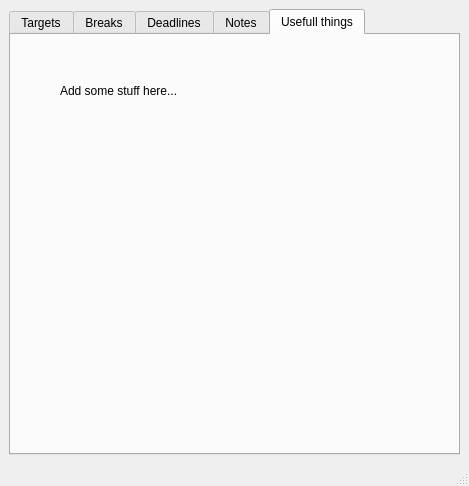
Old version of the form MainWindow.ui in the repository z-dodson/productivity-app.
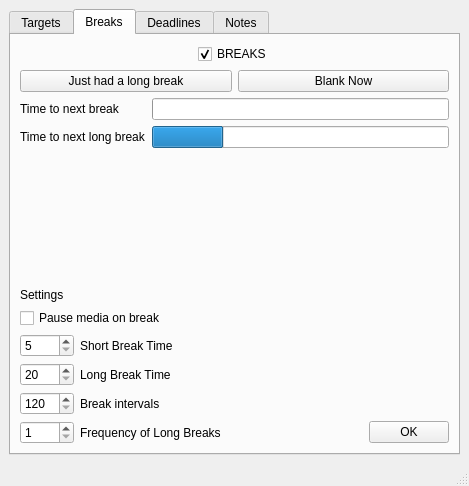
New version of the form. The open tabs and pages were chosen to show the change.

Commit message:
Added Pause Media feature
I added an option to pause the media when the screen blacks (+ a few other small tweaks)

```diff
--- a/MainWindow.ui
+++ b/MainWindow.ui
@@ -235,77 +235,20 @@
         <item>
          <widget class="QLabel" name="label_2">
           <property name="text">
-           <string>EDIT SETTINGS</string>
+           <string>Settings</string>
+          </property>
+         </widget>
+        </item>
+        <item>
+         <widget class="QCheckBox" name="pauseMedia_checkBox">
+          <property name="text">
+           <string>Pause media on break</string>
           </property>
          </widget>
         </item>
         <item>
          <layout class="QGridLayout" name="gridLayout">
-          <item row="0" column="1">
-           <widget class="QLabel" name="label_4">
-            <property name="text">
-             <string>Short Break Time</string>
-            </property>
-           </widget>
-          </item>
-          <item row="0" column="0">
-           <widget class="QSpinBox" name="shortBreak_spinBox">
-            <property name="minimum">
-             <number>5</number>
-            </property>
-            <property name="maximum">
-             <number>30</number>
-            </property>
-           </widget>
-          </item>
-          <item row="2" column="1">
-           <widget class="QLabel" name="label_6">
-            <property name="text">
-             <string>Break intervals</string>
-            </property>
-           </widget>
-          </item>
-          <item row="3" column="0">
-           <widget class="QSpinBox" name="longBreakFrquency_spinBox">
-            <property name="minimum">
-             <number>1</number>
-            </property>
-            <property name="maximum">
-             <number>100</number>
-            </property>
-           </widget>
-          </item>
-          <item row="0" column="2">
-           <spacer name="horizontalSpacer">
-            <property name="orientation">
-             <enum>Qt::Horizontal</enum>
-            </property>
-            <property name="sizeHint" stdset="0">
-             <size>
-              <width>40</width>
-              <height>20</height>
-             </size>
-            </property>
-           </spacer>
-          </item>
           <item row="2" column="0">
-           <widget class="QSpinBox" name="breakInterval_spinBox">
-            <property name="minimum">
-             <number>120</number>
-            </property>
-            <property name="maximum">
-             <number>1800</number>
-            </property>
-           </widget>
-          </item>
-          <item row="1" column="1">
-           <widget class="QLabel" name="label_5">
-            <property name="text">
-             <string>Long Break Time</string>
-            </property>
-           </widget>
-          </item>
-          <item row="1" column="0">
            <widget class="QSpinBox" name="longBreak_spinBox">
             <property name="minimum">
              <number>20</number>
@@ -315,14 +258,30 @@
             </property>
            </widget>
           </item>
-          <item row="3" column="1">
-           <widget class="QLabel" name="label_7">
-            <property name="text">
-             <string>Frequency of Long Breaks</string>
+          <item row="1" column="2">
+           <spacer name="horizontalSpacer">
+            <property name="orientation">
+             <enum>Qt::Horizontal</enum>
+            </property>
+            <property name="sizeHint" stdset="0">
+             <size>
+              <width>40</width>
+              <height>20</height>
+             </size>
+            </property>
+           </spacer>
+          </item>
+          <item row="4" column="0">
+           <widget class="QSpinBox" name="longBreakFrquency_spinBox">
+            <property name="minimum">
+             <number>1</number>
+            </property>
+            <property name="maximum">
+             <number>100</number>
             </property>
            </widget>
           </item>
-          <item row="3" column="2">
+          <item row="4" column="2">
            <layout class="QHBoxLayout" name="horizontalLayout_2">
             <item>
              <spacer name="horizontalSpacer_2">
@@ -346,6 +305,54 @@
             </item>
            </layout>
           </item>
+          <item row="4" column="1">
+           <widget class="QLabel" name="label_7">
+            <property name="text">
+             <string>Frequency of Long Breaks</string>
+            </property>
+           </widget>
+          </item>
+          <item row="3" column="0">
+           <widget class="QSpinBox" name="breakInterval_spinBox">
+            <property name="minimum">
+             <number>120</number>
+            </property>
+            <property name="maximum">
+             <number>1800</number>
+            </property>
+           </widget>
+          </item>
+          <item row="3" column="1">
+           <widget class="QLabel" name="label_6">
+            <property name="text">
+             <string>Break intervals</string>
+            </property>
+           </widget>
+          </item>
+          <item row="1" column="0">
+           <widget class="QSpinBox" name="shortBreak_spinBox">
+            <property name="minimum">
+             <number>5</number>
+            </property>
+            <property name="maximum">
+             <number>30</number>
+            </property>
+           </widget>
+          </item>
+          <item row="2" column="1">
+           <widget class="QLabel" name="label_5">
+            <property name="text">
+             <string>Long Break Time</string>
+            </property>
+           </widget>
+          </item>
+          <item row="1" column="1">
+           <widget class="QLabel" name="label_4">
+            <property name="text">
+             <string>Short Break Time</string>
+            </property>
+           </widget>
+          </item>
          </layout>
         </item>
        </layout>
@@ -469,89 +476,6 @@
         </item>
        </layout>
       </widget>
-      <widget class="QWidget" name="usefulltab">
-       <attribute name="title">
-        <string>Usefull things</string>
-       </attribute>
-       <layout class="QVBoxLayout" name="verticalLayout_9">
-        <item>
-         <layout class="QHBoxLayout" name="horizontalLayout_4">
-          <item>
-           <spacer name="horizontalSpacer_3">
-            <property name="orientation">
-             <enum>Qt::Horizontal</enum>
-            </property>
-            <property name="sizeType">
-             <enum>QSizePolicy::Fixed</enum>
-            </property>
-            <property name="sizeHint" stdset="0">
-             <size>
-              <width>40</width>
-              <height>20</height>
-             </size>
-            </property>
-           </spacer>
-          </item>
-          <item>
-           <layout class="QVBoxLayout" name="verticalLayout_10">
-            <item>
-             <spacer name="verticalSpacer_4">
-              <property name="orientation">
-               <enum>Qt::Vertical</enum>
-              </property>
-              <property name="sizeType">
-               <enum>QSizePolicy::Fixed</enum>
-              </property>
-              <property name="sizeHint" stdset="0">
-               <size>
-                <width>20</width>
-                <height>40</height>
-               </size>
-              </property>
-             </spacer>
-            </item>
-            <item>
-             <widget class="QLabel" name="label">
-              <property name="text">
-               <string>Add some stuff here...</string>
-              </property>
-             </widget>
-            </item>
-            <item>
-             <spacer name="verticalSpacer_3">
-              <property name="orientation">
-               <enum>Qt::Vertical</enum>
-              </property>
-              <property name="sizeHint" stdset="0">
-               <size>
-                <width>20</width>
-                <height>40</height>
-               </size>
-              </property>
-             </spacer>
-            </item>
-           </layout>
-          </item>
-          <item>
-           <spacer name="horizontalSpacer_4">
-            <property name="orientation">
-             <enum>Qt::Horizontal</enum>
-            </property>
-            <property name="sizeType">
-             <enum>QSizePolicy::Fixed</enum>
-            </property>
-            <property name="sizeHint" stdset="0">
-             <size>
-              <width>40</width>
-              <height>20</height>
-             </size>
-            </property>
-           </spacer>
-          </item>
-         </layout>
-        </item>
-       </layout>
-      </widget>
      </widget>
     </item>
    </layout>
```
The commit also changes 3 other files.
